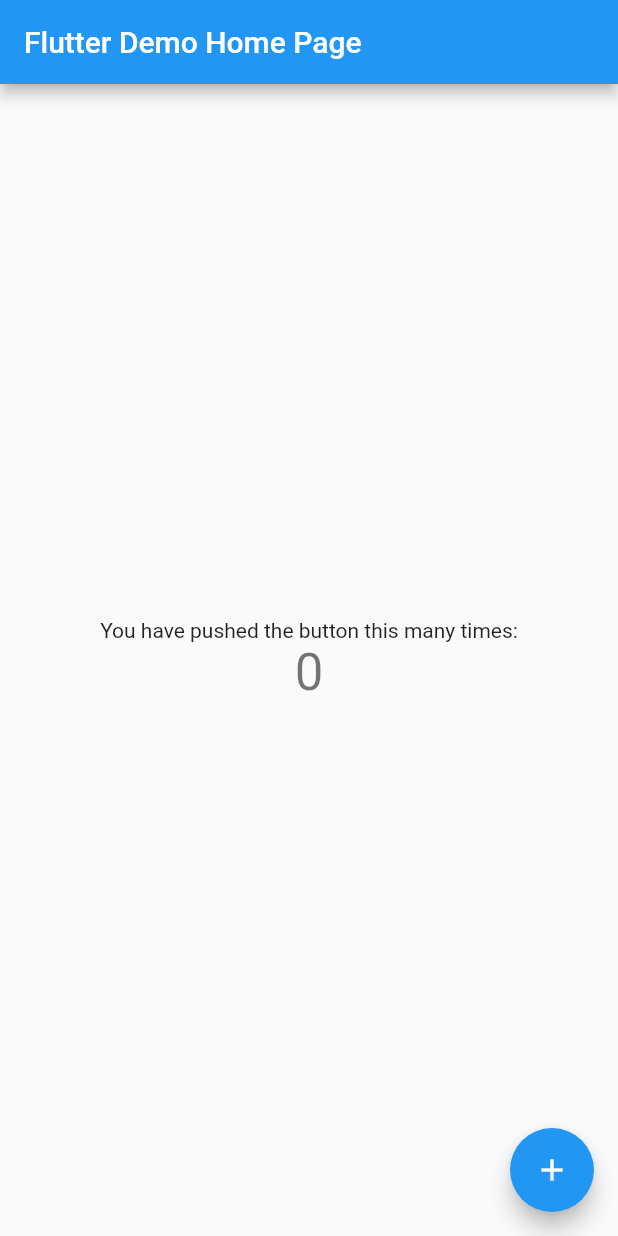
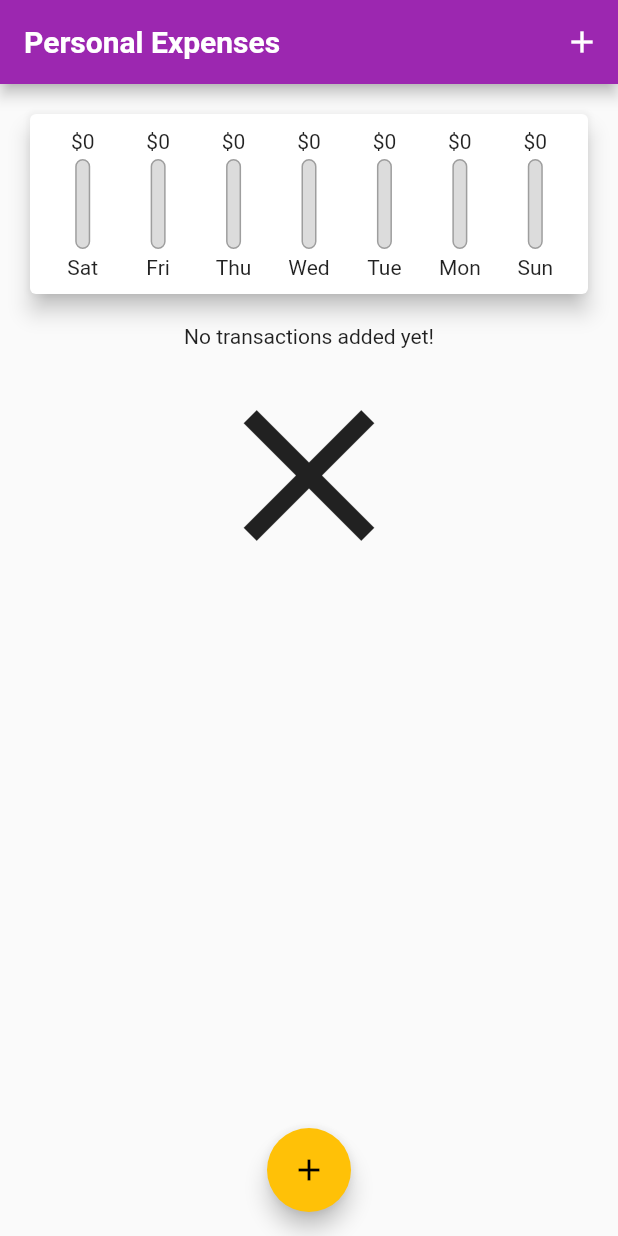
Before and after one commit to m00p1ng/hello-flutter, a Flutter app: the screen it shows after launch, on a phone screen of 412 x 824 dp. Run offline on Flutter 3.47's test engine with Material 2 defaults, Android fonts, the phone set to English and light mode, and no system bars; our stand-ins replace rxdart, sqflite; accounts and stored records are empty.

Commit message:
add personal expense

```diff
--- a/expense_planner/lib/main.dart
+++ b/expense_planner/lib/main.dart
@@ -1,4 +1,8 @@
 import 'package:flutter/material.dart';
+import 'widgets/transaction_list.dart';
+import 'widgets/new_transaction.dart';
+import 'widgets/chart.dart';
+import 'models/transaction.dart';
 
 void main() {
   runApp(const MyApp());
@@ -7,109 +11,116 @@ void main() {
 class MyApp extends StatelessWidget {
   const MyApp({Key? key}) : super(key: key);
 
-  // This widget is the root of your application.
   @override
   Widget build(BuildContext context) {
     return MaterialApp(
-      title: 'Flutter Demo',
+      title: 'Personal Expenses',
       theme: ThemeData(
-        // This is the theme of your application.
-        //
-        // Try running your application with "flutter run". You'll see the
-        // application has a blue toolbar. Then, without quitting the app, try
-        // changing the primarySwatch below to Colors.green and then invoke
-        // "hot reload" (press "r" in the console where you ran "flutter run",
-        // or simply save your changes to "hot reload" in a Flutter IDE).
-        // Notice that the counter didn't reset back to zero; the application
-        // is not restarted.
-        primarySwatch: Colors.blue,
+        primarySwatch: Colors.purple,
+        accentColor: Colors.amber,
+        textTheme: ThemeData.light().textTheme.copyWith(
+              headline6: const TextStyle(
+                fontWeight: FontWeight.bold,
+              ),
+            ),
+        appBarTheme: AppBarTheme(
+          toolbarTextStyle: ThemeData.light()
+              .textTheme
+              .copyWith(
+                headline6: const TextStyle(
+                  fontSize: 20,
+                  fontWeight: FontWeight.bold,
+                ),
+              )
+              .bodyText2,
+          titleTextStyle: ThemeData.light()
+              .textTheme
+              .copyWith(
+                headline6: const TextStyle(
+                  fontSize: 20,
+                  fontWeight: FontWeight.bold,
+                ),
+              )
+              .headline6,
+        ),
       ),
-      home: const MyHomePage(title: 'Flutter Demo Home Page'),
+      home: const MyHomePage(),
     );
   }
 }
 
 class MyHomePage extends StatefulWidget {
-  const MyHomePage({Key? key, required this.title}) : super(key: key);
-
-  // This widget is the home page of your application. It is stateful, meaning
-  // that it has a State object (defined below) that contains fields that affect
-  // how it looks.
-
-  // This class is the configuration for the state. It holds the values (in this
-  // case the title) provided by the parent (in this case the App widget) and
-  // used by the build method of the State. Fields in a Widget subclass are
-  // always marked "final".
-
-  final String title;
+  const MyHomePage({Key? key}) : super(key: key);
 
   @override
   State<MyHomePage> createState() => _MyHomePageState();
 }
 
 class _MyHomePageState extends State<MyHomePage> {
-  int _counter = 0;
+  final List<Transaction> _userTransactions = [];
 
-  void _incrementCounter() {
+  List<Transaction> get _recentTransactions {
+    return _userTransactions.where((tx) {
+      return tx.date.isAfter(
+        DateTime.now().subtract(
+          Duration(days: 7),
+        ),
+      );
+    }).toList();
+  }
+
+  void _addNewTransaction(String txTitle, double txAmount) {
+    final newTx = Transaction(
+      title: txTitle,
+      amount: txAmount,
+      date: DateTime.now(),
+      id: DateTime.now().toString(),
+    );
+
     setState(() {
-      // This call to setState tells the Flutter framework that something has
-      // changed in this State, which causes it to rerun the build method below
-      // so that the display can reflect the updated values. If we changed
-      // _counter without calling setState(), then the build method would not be
-      // called again, and so nothing would appear to happen.
-      _counter++;
+      _userTransactions.add(newTx);
     });
+  }
+
+  void _startAddNewTransaction(BuildContext context) {
+    showModalBottomSheet(
+      context: context,
+      builder: (_) {
+        return GestureDetector(
+          onTap: () {},
+          behavior: HitTestBehavior.opaque,
+          child: NewTransaction(_addNewTransaction),
+        );
+      },
+    );
   }
 
   @override
   Widget build(BuildContext context) {
-    // This method is rerun every time setState is called, for instance as done
-    // by the _incrementCounter method above.
-    //
-    // The Flutter framework has been optimized to make rerunning build methods
-    // fast, so that you can just rebuild anything that needs updating rather
-    // than having to individually change instances of widgets.
     return Scaffold(
       appBar: AppBar(
-        // Here we take the value from the MyHomePage object that was created by
-        // the App.build method, and use it to set our appbar title.
-        title: Text(widget.title),
+        title: const Text('Personal Expenses'),
+        actions: <Widget>[
+          IconButton(
+            onPressed: () => _startAddNewTransaction(context),
+            icon: const Icon(Icons.add),
+          ),
+        ],
       ),
-      body: Center(
-        // Center is a layout widget. It takes a single child and positions it
-        // in the middle of the parent.
+      body: SingleChildScrollView(
         child: Column(
-          // Column is also a layout widget. It takes a list of children and
-          // arranges them vertically. By default, it sizes itself to fit its
-          // children horizontally, and tries to be as tall as its parent.
-          //
-          // Invoke "debug painting" (press "p" in the console, choose the
-          // "Toggle Debug Paint" action from the Flutter Inspector in Android
-          // Studio, or the "Toggle Debug Paint" command in Visual Studio Code)
-          // to see the wireframe for each widget.
-          //
-          // Column has various properties to control how it sizes itself and
-          // how it positions its children. Here we use mainAxisAlignment to
-          // center the children vertically; the main axis here is the vertical
-          // axis because Columns are vertical (the cross axis would be
-          // horizontal).
-          mainAxisAlignment: MainAxisAlignment.center,
+          crossAxisAlignment: CrossAxisAlignment.stretch,
           children: <Widget>[
-            const Text(
-              'You have pushed the button this many times:',
-            ),
-            Text(
-              '$_counter',
-              style: Theme.of(context).textTheme.headline4,
-            ),
+            Chart(_recentTransactions),
+            TransactionList(transactions: _userTransactions),
           ],
         ),
       ),
+      floatingActionButtonLocation: FloatingActionButtonLocation.centerFloat,
       floatingActionButton: FloatingActionButton(
-        onPressed: _incrementCounter,
-        tooltip: 'Increment',
+        onPressed: () => _startAddNewTransaction(context),
         child: const Icon(Icons.add),
-      ), // This trailing comma makes auto-formatting nicer for build methods.
+      ),
     );
   }
 }
--- /dev/null
+++ b/expense_planner/lib/models/transaction.dart
@@ -0,0 +1,13 @@
+class Transaction {
+  final String id;
+  final String title;
+  final double amount;
+  final DateTime date;
+
+  Transaction({
+    required this.id,
+    required this.title,
+    required this.date,
+    required this.amount,
+  });
+}
--- /dev/null
+++ b/expense_planner/lib/widgets/chart.dart
@@ -0,0 +1,64 @@
+import 'package:flutter/material.dart';
+import 'package:intl/intl.dart';
+import 'chart_bar.dart';
+import '../models/transaction.dart';
+
+class Chart extends StatelessWidget {
+  final List<Transaction> recentTransactions;
+  const Chart(this.recentTransactions, {Key? key}) : super(key: key);
+
+  List<Map<String, Object>> get groupedTransactionValues {
+    return List.generate(7, (int index) {
+      final weekDay = DateTime.now().subtract(Duration(days: index));
+      double totalSum = 0.0;
+
+      for (var i = 0; i < recentTransactions.length; i++) {
+        if (recentTransactions[i].date.day == weekDay.day &&
+            recentTransactions[i].date.month == weekDay.month &&
+            recentTransactions[i].date.year == weekDay.year) {
+          totalSum += recentTransactions[i].amount;
+        }
+      }
+
+      return {
+        'day': DateFormat.E().format(weekDay),
+        'amount': totalSum,
+      };
+    });
+  }
+
+  double get totalSpending {
+    return groupedTransactionValues.fold(0.0, (sum, item) {
+      return sum + (item['amount'] as double);
+    });
+  }
+
+  @override
+  Widget build(BuildContext context) {
+    return Card(
+      elevation: 6,
+      margin: const EdgeInsets.all(20),
+      child: Container(
+        padding: const EdgeInsets.all(10),
+        child: Row(
+          mainAxisAlignment: MainAxisAlignment.spaceAround,
+          children: groupedTransactionValues.map(
+            (data) {
+              return Flexible(
+                flex: 1,
+                fit: FlexFit.tight,
+                child: ChartBar(
+                  data['day'] as String,
+                  data['amount'] as double,
+                  totalSpending == 0.0
+                      ? 0.0
+                      : (data['amount'] as double) / totalSpending,
+                ),
+              );
+            },
+          ).toList(),
+        ),
+      ),
+    );
+  }
+}
--- /dev/null
+++ b/expense_planner/lib/widgets/chart_bar.dart
@@ -0,0 +1,53 @@
+import 'package:flutter/material.dart';
+
+class ChartBar extends StatelessWidget {
+  final String label;
+  final double spendingAmount;
+  final double spendingPctOfTotal;
+
+  const ChartBar(this.label, this.spendingAmount, this.spendingPctOfTotal,
+      {Key? key})
+      : super(key: key);
+
+  @override
+  Widget build(BuildContext context) {
+    return Column(
+      children: <Widget>[
+        FittedBox(
+          child: Text('\$${spendingAmount.toStringAsFixed(0)}'),
+        ),
+        const SizedBox(
+          height: 4,
+        ),
+        SizedBox(
+          height: 60,
+          width: 10,
+          child: Stack(
+            children: <Widget>[
+              Container(
+                decoration: BoxDecoration(
+                  border: Border.all(color: Colors.grey, width: 1.0),
+                  color: const Color.fromRGBO(220, 220, 220, 1),
+                  borderRadius: BorderRadius.circular(10),
+                ),
+              ),
+              FractionallySizedBox(
+                heightFactor: spendingPctOfTotal,
+                child: Container(
+                  decoration: BoxDecoration(
+                    color: Theme.of(context).primaryColor,
+                    borderRadius: BorderRadius.circular(10),
+                  ),
+                ),
+              ),
+            ],
+          ),
+        ),
+        const SizedBox(
+          height: 4,
+        ),
+        Text(label),
+      ],
+    );
+  }
+}
--- /dev/null
+++ b/expense_planner/lib/widgets/transaction_list.dart
@@ -0,0 +1,72 @@
+import 'package:flutter/material.dart';
+import 'package:intl/intl.dart';
+import '../models/transaction.dart';
+
+class TransactionList extends StatelessWidget {
+  final List<Transaction> transactions;
+
+  const TransactionList({Key? key, required this.transactions})
+      : super(key: key);
+
+  @override
+  Widget build(BuildContext context) {
+    return SizedBox(
+      height: 300,
+      child: transactions.isEmpty
+          ? Column(
+              children: const <Widget>[
+                Text('No transactions added yet!'),
+                SizedBox(
+                  height: 10,
+                ),
+                Icon(Icons.clear, size: 150),
+              ],
+            )
+          : ListView.builder(
+              itemBuilder: (ctx, index) {
+                return Card(
+                  child: Row(
+                    children: <Widget>[
+                      Container(
+                        margin: const EdgeInsets.symmetric(
+                          vertical: 10,
+                          horizontal: 15,
+                        ),
+                        decoration: BoxDecoration(
+                          border: Border.all(
+                            color: Theme.of(context).primaryColor,
+                            width: 2,
+                          ),
+                        ),
+                        padding: const EdgeInsets.all(10),
+                        child: Text(
+                          '\$${transactions[index].amount.toStringAsFixed(2)}',
+                          style: TextStyle(
+                            fontWeight: FontWeight.bold,
+                            fontSize: 20,
+                            color: Theme.of(context).primaryColor,
+                          ),
+                        ),
+                      ),
+                      Column(
+                        crossAxisAlignment: CrossAxisAlignment.start,
+                        children: <Widget>[
+                          Text(
+                            transactions[index].title,
+                            style: Theme.of(context).textTheme.headline6,
+                          ),
+                          Text(
+                            DateFormat.yMMMd().format(transactions[index].date),
+                            style: const TextStyle(color: Colors.grey),
+                          ),
+                        ],
+                      )
+                    ],
+                  ),
+                );
+              },
+              itemCount: transactions.length,
+            ),
+    );
+  }
+}
--- a/expense_planner/pubspec.yaml
+++ b/expense_planner/pubspec.yaml
@@ -34,6 +34,7 @@ dependencies:
   # The following adds the Cupertino Icons font to your application.
   # Use with the CupertinoIcons class for iOS style icons.
   cupertino_icons: ^1.0.2
+  intl: ^0.17.0
 
 dev_dependencies:
   flutter_test:
```
Also changed, not shown: expense_planner/lib/widgets/new_transaction.dart (added, +63 -0 lines), expense_planner/pubspec.lock.
